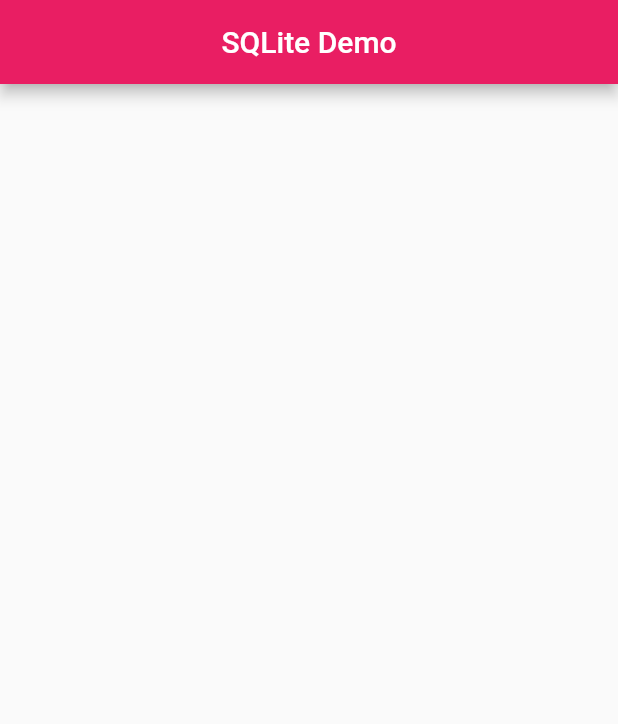
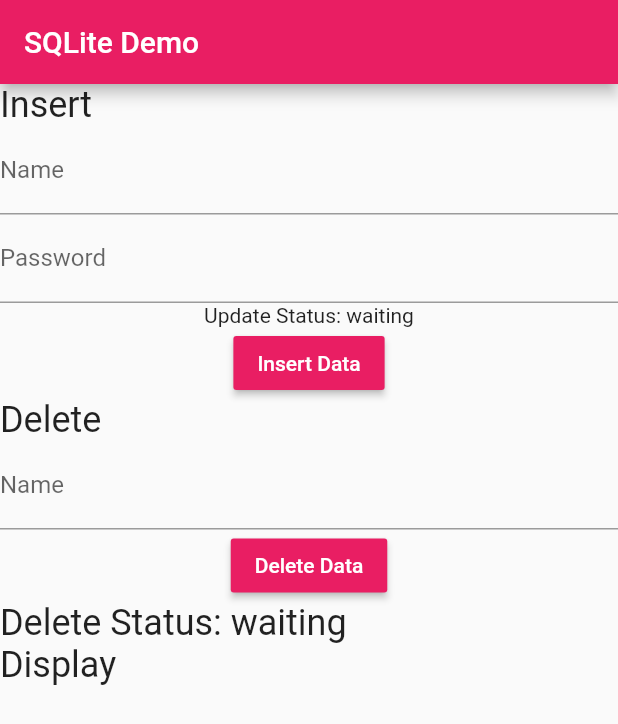
Before and after one commit to Gagandeep39/Flutter-Database-App, a Flutter app: the screen it shows after launch, on a phone screen of 412 x 824 dp. Shown: the top 724 px of the screen. Run offline on Flutter 3.47's test engine with Material 2 defaults, Android fonts, the phone set to English and light mode, and no system bars; our stand-ins replace sqflite; accounts and stored records are empty.

Commit message:
Removed Id from User constructor Added option to insert and delete data with basic validation

```diff
--- a/lib/main.dart
+++ b/lib/main.dart
@@ -1,6 +1,6 @@
 import 'package:flutter/material.dart';
-import 'package:sqflite/sqflite.dart';
-import 'package:path_provider/path_provider.dart';
+import 'package:flutter_database_app/utils/database_helper.dart';
+import 'package:flutter_database_app/utils/models/user.dart';
 
 void main() async {
   runApp(MyApp());
@@ -8,6 +8,8 @@ void main() async {
 
 class MyApp extends StatelessWidget {
   // This widget is the root of your application.
+
+
   @override
   Widget build(BuildContext context) {
     return MaterialApp(
@@ -19,14 +21,121 @@ class MyApp extends StatelessWidget {
   }
 }
 
-class MyHome extends StatelessWidget {
+class MyHome extends StatefulWidget {
+  @override
+  _MyHomeState createState() => _MyHomeState();
+}
+
+class _MyHomeState extends State<MyHome> {
+
+  final _nameController = TextEditingController();
+  final _passwordController = TextEditingController();
+  final _idController = TextEditingController();
+
+  var db = DatabaseHelper();
+  String updateStatus = "waiting";
+  String deleteStatus = "waiting";
+
+  @override
+  void initState() {
+    super.initState();
+    _displayUser();
+  }
+
+
   @override
   Widget build(BuildContext context) {
     return Scaffold(
       appBar: AppBar(
-        centerTitle: true,
         title: Text("SQLite Demo"),
+      ),
+      body: ListView(
+        children: <Widget>[
+          Text("Insert",
+            style: TextStyle(fontSize: 24, fontWeight: FontWeight.w400),),
+          Column(
+            children: <Widget>[
+              TextField(controller: _nameController,
+                decoration: InputDecoration(labelText: "Name"),),
+              TextField(controller: _passwordController,
+                decoration: InputDecoration(labelText: "Password"),),
+              Text("Update Status: $updateStatus"),
+              RaisedButton(
+                child: Text("Insert Data",),
+                textColor: Colors.white,
+                onPressed: () {
+                  _insertData();
+                },
+                color: Colors.pink,),
+
+            ],
+          ),
+          Text("Delete",
+            style: TextStyle(fontSize: 24, fontWeight: FontWeight.w400),),
+          Column(
+            children: <Widget>[
+              TextField(controller: _idController,
+                decoration: InputDecoration(labelText: "Name"),
+                keyboardType: TextInputType.number,),
+              RaisedButton(child: Text("Delete Data",),
+                textColor: Colors.white,
+                onPressed: () {
+                  _deleteData();
+                },
+                color: Colors.pink,),
+
+            ],
+          ),
+          Text("Delete Status: $deleteStatus",
+            style: TextStyle(fontSize: 24, fontWeight: FontWeight.w400),),
+
+          Text("Display",
+            style: TextStyle(fontSize: 24, fontWeight: FontWeight.w400),),
+        ],
       ),
     );
   }
+
+  void _displayUser() async {
+//    int a =  await db.saveUser(new User("Gagan", "gaga"));
+    List _users = await db.getAllUsers();
+//    print("User saved $a");
+    for (int i = 0; i < _users.length; i++) {
+      print(_users[i].toString());
+    }
+  }
+
+  void _insertData() async {
+    int result;
+    if (_nameController.text.isNotEmpty && _passwordController.text.isNotEmpty)
+      result = await db.saveUser(
+        new User("${_nameController.text}", "${_passwordController.text}"));
+    else
+      print("Eror");
+    setState(() {
+      if (result != null && result > 0) {
+        updateStatus = "Inserted";
+        _passwordController.text = "";
+        _nameController.text = "";
+      }
+    });
+  }
+
+  void _deleteData() async {
+    var result;
+    if (_idController.text.isNotEmpty)
+      result = await db.deleteUser(int.parse(_idController.text));
+    else
+      print("Eror");
+
+    setState(() {
+      if (result != null && result > 0) {
+        _idController.text = "";
+        deleteStatus = "Deleted";
+      }
+
+      else
+        deleteStatus = "User not found";
+    });
+  }
 }
--- a/lib/utils/models/user.dart
+++ b/lib/utils/models/user.dart
@@ -12,7 +12,7 @@ class User{
   String _username;
   String _password;
 
-  User(this._id, this._username, this._password);
+  User(this._username, this._password);
 
 
   User.map(dynamic obj){
```
